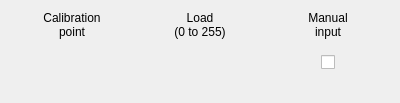
Above: src/util/FormCalib.ui from lcnsqr/neblinux before the change. Below: the same form after it.
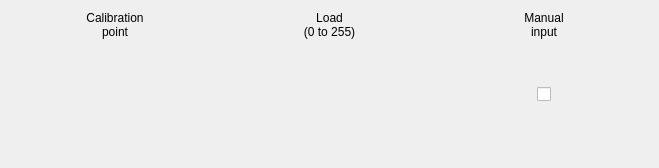
That is the form after the change.

Commit message: Temperature coefficients now in  Calibration window

The edit to the form file:
```diff
--- a/src/util/FormCalib.ui
+++ b/src/util/FormCalib.ui
@@ -6,8 +6,8 @@
    <rect>
     <x>0</x>
     <y>0</y>
-    <width>400</width>
-    <height>103</height>
+    <width>659</width>
+    <height>168</height>
    </rect>
   </property>
   <property name="windowTitle">
@@ -15,6 +15,10 @@
   </property>
   <layout class="QHBoxLayout" name="horizontalLayout">
    <item>
+    <layout class="QVBoxLayout" name="left">
+     <item>
+      <layout class="QHBoxLayout" name="points">
+       <item>
     <layout class="QVBoxLayout" name="index">
      <item>
       <widget class="QLabel" name="calibSelectorLabel">
@@ -80,6 +84,13 @@
       </widget>
      </item>
     </layout>
+       </item>
+      </layout>
+     </item>
+    </layout>
+   </item>
+   <item>
+    <layout class="QVBoxLayout" name="right"/>
    </item>
   </layout>
  </widget>
```
Lines whose indentation alone changed are shown as unchanged. The commit also changes 5 other files.
